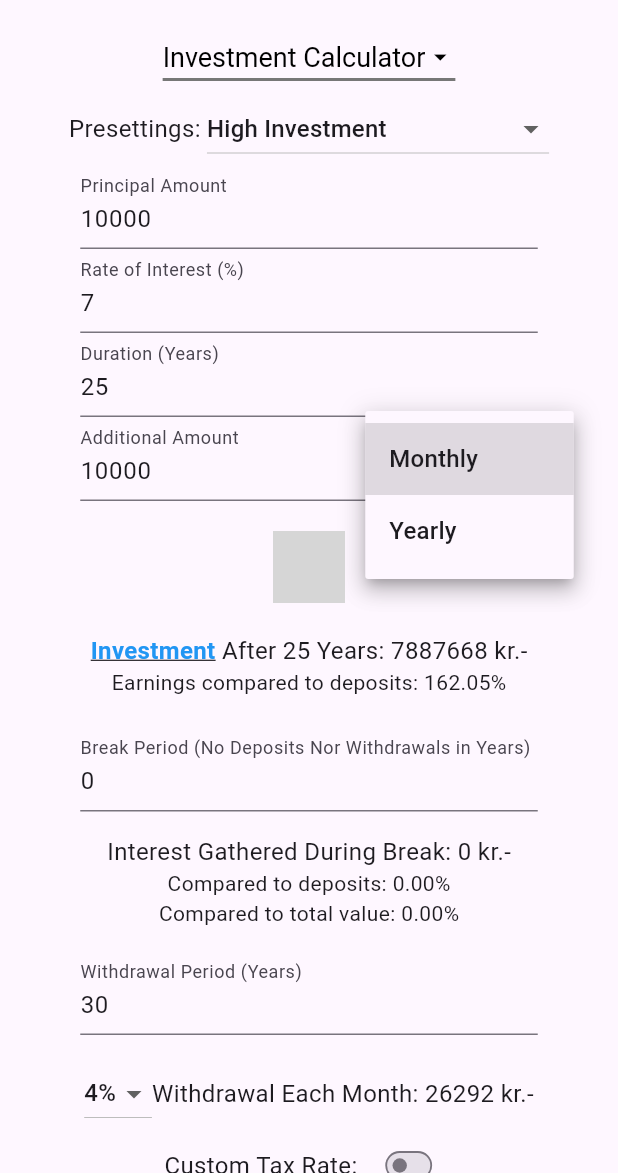
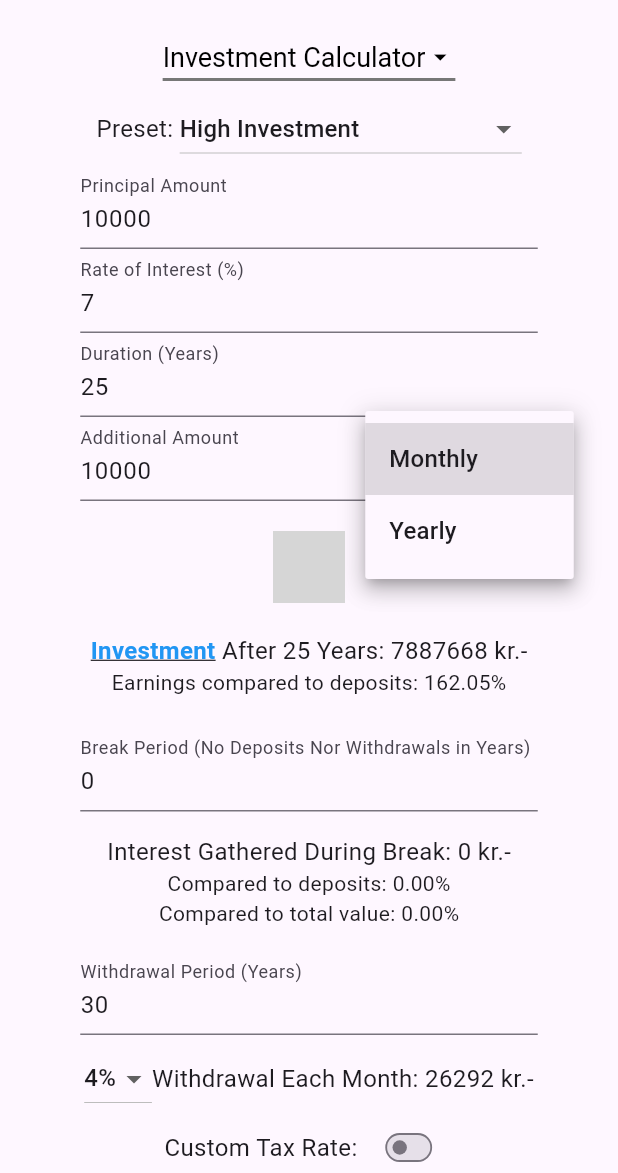
Before and after one commit to Gorm2303/fire-project, a Flutter app: the CalculatorScreen screen opened by its route, after a tap on "Monthly", on a phone screen of 412 x 824 dp, the part 63-1236 px from its top. Run offline on Flutter 3.47's test engine with Material 3 defaults, Android fonts, the phone set to English and light mode, and no system bars; our stand-ins replace data_table_2; missing offline and left inert: flutter_math_fork; grey boxes are pictures that could not be loaded.

Commit message:
Adjusted size of some tax elements

```diff
--- a/fire_app/lib/screens/calculator_screen.dart
+++ b/fire_app/lib/screens/calculator_screen.dart
@@ -31,9 +31,9 @@ class _CalculatorScreenState extends State<CalculatorScreen> with TickerProvider
   final TextEditingController _interestRateController = TextEditingController(text: '0');
   final TextEditingController _durationController = TextEditingController(text: '0');
   final TextEditingController _additionalAmountController = TextEditingController(text: '0');
-  final TextEditingController _withdrawalPercentageController = TextEditingController(text: '4');
+  final TextEditingController _withdrawalPercentageController = TextEditingController(text: '0');
   final TextEditingController _breakController = TextEditingController(text: '0');
-  final TextEditingController _withdrawalDurationController = TextEditingController(text: '30');
+  final TextEditingController _withdrawalDurationController = TextEditingController(text: '0');
   final TextEditingController _presettingsController = TextEditingController(text: 'None');
   final TextEditingController _customTaxController = TextEditingController(text: '0');
 
@@ -50,6 +50,7 @@ class _CalculatorScreenState extends State<CalculatorScreen> with TickerProvider
     TaxOption(42.0, 'Tax Every Year', isNotionallyTaxed: true, useTaxExemptionCardAndThreshold: false),
     TaxOption(17.0, 'Aktiesparekonto', isNotionallyTaxed: true, useTaxExemptionCardAndThreshold: false),
     TaxOption(15.3, 'Pension PAL-skat', isNotionallyTaxed: true, useTaxExemptionCardAndThreshold: false),
+    TaxOption(42.0, 'Tax On Sale*', isNotionallyTaxed: false, useTaxExemptionCardAndThreshold: false),
   ];
 
   late InvestmentPlan _investmentPlan;
@@ -98,13 +99,16 @@ class _CalculatorScreenState extends State<CalculatorScreen> with TickerProvider
   void _loadPresetValues(String presetKey) {
     final presetValues = PresettingService.getPreset(presetKey);
     TaxOption? predefinedOption = _taxOptionManager.findOptionByDescription(presetValues['taxOption'] ?? 'None');
+    _contributionFrequency = presetValues['contributionFrequency'] ?? 'Monthly';
 
     setState(() {
-      _principalController.text = presetValues['principal']!;
-      _interestRateController.text = presetValues['interestRate']!;
-      _durationController.text = presetValues['duration']!;
-      _additionalAmountController.text = presetValues['additionalAmount']!;
-      _breakController.text = presetValues['breakPeriod']!;
+      _principalController.text = presetValues['principal'] ?? '5000';  // Default to 5000 if not provided
+      _interestRateController.text = presetValues['interestRate'] ?? '7';  // Default to 7% if not provided
+      _durationController.text = presetValues['duration'] ?? '25';  // Default to 25 years if not provided
+      _additionalAmountController.text = presetValues['additionalAmount'] ?? '5000';  // Default to 5000 if not provided
+      _breakController.text = presetValues['breakPeriod'] ?? '0';
+      _withdrawalDurationController.text = presetValues['withdrawalPeriod'] ?? '30';
+      _withdrawalPercentageController.text = presetValues['withdrawalPercentage'] ?? '4'; // Min 3% and Max 5%
 
       // Switch to the new predefined option and trigger a rebuild of SwitchAndTaxRate
       _taxOptionManager.switchToPredefined(predefinedOption ?? _taxOptions[0]);
--- a/fire_app/lib/services/presetting_service.dart
+++ b/fire_app/lib/services/presetting_service.dart
@@ -5,60 +5,45 @@ class PresettingService {
       'interestRate': '0',
       'duration': '0',
       'additionalAmount': '0',
-      'breakPeriod': '0',
     },
     'Medium Investment': {
       'principal': '5000',
-      'interestRate': '7',
       'duration': '25',
       'additionalAmount': '5000',
-      'breakPeriod': '0',
     },
     'Long Light Investment': {
       'principal': '2000',
-      'interestRate': '7',
       'duration': '40',
       'additionalAmount': '2000',
-      'breakPeriod': '0',
     },
     'High Investment': {
       'principal': '10000',
-      'interestRate': '7',
       'duration': '25',
       'additionalAmount': '10000',
-      'breakPeriod': '0',
     },
     'Slightly Extreme Investment': {
       'principal': '15000',
-      'interestRate': '7',
       'duration': '25',
       'additionalAmount': '15000',
-      'breakPeriod': '0',
     },
     'Extreme Investment': {
       'principal': '20000',
-      'interestRate': '7',
       'duration': '20',
       'additionalAmount': '20000',
-      'breakPeriod': '0',
     },
     'High Investment with Break': {
       'principal': '10000',
-      'interestRate': '7',
       'duration': '20',
       'additionalAmount': '10000',
       'breakPeriod': '10',
     },
     'Long Medium Investment': {
       'principal': '5000',
-      'interestRate': '7',
       'duration': '40',
       'additionalAmount': '5000',
-      'breakPeriod': '0',
     },
     'Aktiesparekonto': {
       'principal': '10000',
-      'interestRate': '7',
       'duration': '1',
       'additionalAmount': '10000',
       'breakPeriod': '24',
@@ -66,21 +51,16 @@ class PresettingService {
     },
     'Child Savings': {
       'principal': '5000',
-      'interestRate': '7',
       'duration': '21',
       'additionalAmount': '100',
-      'breakPeriod': '0',
     },
     'Pension': {
       'principal': '2000',
-      'interestRate': '7',
       'duration': '40',
       'additionalAmount': '2000',
-      'breakPeriod': '0',
     },
     'Child Pension Savings': {
       'principal': '5000',
-      'interestRate': '7',
       'duration': '10',
       'additionalAmount': '1000',
       'breakPeriod': '50',
--- a/fire_app/lib/widgets/investment_widgets/input_fields_widget.dart
+++ b/fire_app/lib/widgets/investment_widgets/input_fields_widget.dart
@@ -37,7 +37,7 @@ class InputFieldsWidget extends StatelessWidget {
             mainAxisAlignment: MainAxisAlignment.center,  // Center the row
             children: <Widget>[
               const Text(
-                'Presettings: ',
+                'Preset: ',
                 style: TextStyle(fontSize: 16),
                 softWrap: true, // Allow text wrapping
               ),
--- a/fire_app/lib/widgets/tax_widgets/custom_tax_switch.dart
+++ b/fire_app/lib/widgets/tax_widgets/custom_tax_switch.dart
@@ -1,5 +1,3 @@
-// lib/widgets/custom_tax_switch.dart
-
 import 'package:flutter/material.dart';
 
 class CustomTaxSwitch extends StatelessWidget {
@@ -14,18 +12,25 @@ class CustomTaxSwitch extends StatelessWidget {
 
   @override
   Widget build(BuildContext context) {
-    return Row(
-      mainAxisAlignment: MainAxisAlignment.center,
-      children: [
-        const Text('Custom Tax Rate: ', style: TextStyle(fontSize: 16)),
+    return SizedBox(
+      height: 24, // Set an explicit height to reduce vertical space
+      child: Row(
+        mainAxisAlignment: MainAxisAlignment.center,
+        crossAxisAlignment: CrossAxisAlignment.center, // Ensure vertical centering
+        children: [
+          const Text(
+            'Custom Tax Rate: ',
+            style: TextStyle(fontSize: 16), // Adjust font size for compactness
+          ),
           Transform.scale(
-            scale: 0.6,
+            scale: 0.6,  // Adjust the scale to reduce the size of the Switch
             child: Switch(
               value: isCustom,
               onChanged: onSwitchChanged,
+            ),
           ),
-        ),
-      ],
+        ],
+      ),
     );
   }
 }
--- a/fire_app/lib/widgets/tax_widgets/switch_taxrate_widget.dart
+++ b/fire_app/lib/widgets/tax_widgets/switch_taxrate_widget.dart
@@ -95,6 +95,7 @@ class SwitchAndTaxRate extends StatelessWidget {
       onTaxTypeChanged: (String? newTaxType) {
         if (newTaxType != null) {
           taxOptionManager.toggleTaxType(newTaxType == 'Notional Gains Tax'); // Toggle tax type
+          recalculateValues(); // Recalculate after tax type change
         }
       },
     );
--- a/fire_app/lib/widgets/tax_widgets/tax_exemption_switch.dart
+++ b/fire_app/lib/widgets/tax_widgets/tax_exemption_switch.dart
@@ -1,5 +1,3 @@
-// lib/widgets/tax_exemption_switch.dart
-
 import 'package:flutter/material.dart';
 
 class TaxExemptionSwitch extends StatelessWidget {
@@ -14,18 +12,26 @@ class TaxExemptionSwitch extends StatelessWidget {
 
   @override
   Widget build(BuildContext context) {
-    return Row(
+    return SizedBox(
+      height: 28, // Set an explicit height to reduce vertical space
+      child: Row(
         mainAxisAlignment: MainAxisAlignment.center,
+        crossAxisAlignment: CrossAxisAlignment.center, // Ensure centering
         children: [
-        const Text('Use Tax Exemption And Progression Limit:', style: TextStyle(fontSize: 16)),
+          const Text(
+            'Tax Exemption And Progression Limit:',
+            style: TextStyle(fontSize: 14), // Smaller font size for compactness
+          ),
+          const SizedBox(width: 5), // Reduce the space between text and switch
           Transform.scale(
-          scale: 0.6,
+            scale: 0.6,  // Adjust scale to make Switch smaller
             child: Switch(
               value: useTaxExemptionCard,
               onChanged: onSwitchChanged,
             ),
           ),
         ],
+      ),
     );
   }
 }
--- a/fire_app/lib/widgets/tax_widgets/tax_type_dropdown.dart
+++ b/fire_app/lib/widgets/tax_widgets/tax_type_dropdown.dart
@@ -26,7 +26,6 @@ class _TaxTypeDropdownState extends State<TaxTypeDropdown> {
   @override
   void didUpdateWidget(covariant TaxTypeDropdown oldWidget) {
     super.didUpdateWidget(oldWidget);
-    // Check if the selected tax type has changed and update the state
     if (oldWidget.selectedTaxType != widget.selectedTaxType) {
       setState(() {
         _selectedTaxType = widget.selectedTaxType;
@@ -38,19 +37,24 @@ class _TaxTypeDropdownState extends State<TaxTypeDropdown> {
   Widget build(BuildContext context) {
     return Row(
       mainAxisAlignment: MainAxisAlignment.center,
+      crossAxisAlignment: CrossAxisAlignment.center,
       children: [
-        const Text('Select Tax Type:', style: TextStyle(fontSize: 16)),
-        const SizedBox(width: 10),
-        DropdownButton<String>(
+        const Text('Select Tax Type:', style: TextStyle(fontSize: 14)),
+        const SizedBox(width: 10), // Reduce horizontal space
+        SizedBox(
+          height: 38, // Adjust height to reduce vertical space
+          child: DropdownButton<String>(
             value: _selectedTaxType,
+            iconSize: 16,  // Reduce the dropdown icon size
+            style: const TextStyle(fontSize: 14),  // Control text style
             items: const [
               DropdownMenuItem(
                 value: 'Capital Gains Tax',
-              child: Text('Capital Gains Tax'),
+                child: Text('Capital Gains Tax', style: TextStyle(fontSize: 14)),
               ),
               DropdownMenuItem(
                 value: 'Notional Gains Tax',
-              child: Text('Notional Gains Tax'),
+                child: Text('Notional Gains Tax', style: TextStyle(fontSize: 14)),
               ),
             ],
             onChanged: (String? newValue) {
@@ -62,6 +66,7 @@ class _TaxTypeDropdownState extends State<TaxTypeDropdown> {
               }
             },
           ),
+        ),
       ],
     );
   }
--- a/fire_app/lib/widgets/the4percent_widget.dart
+++ b/fire_app/lib/widgets/the4percent_widget.dart
@@ -62,7 +62,7 @@ class The4PercentWidget extends StatelessWidget {
             onChanged: (value) => recalculateValues(),  // Trigger recalculation on change
           ),
         ),
-        const SizedBox(height: 15),  // Spacing between rows
+        const SizedBox(height: 5),  // Spacing between rows
         Row(
           mainAxisAlignment: MainAxisAlignment.center,  // Center the row
           children: <Widget>[
@@ -90,8 +90,9 @@ class The4PercentWidget extends StatelessWidget {
             ),
           ],
         ),
+        const SizedBox(height: 10),  // Spacing between rows
         toggleSwitchWidget,
-        const SizedBox(height: 10),  // Spacing between rows
+        const SizedBox(height: 20),  // Spacing between rows
         Row(
           mainAxisAlignment: MainAxisAlignment.center,
           children: [
@@ -114,7 +115,6 @@ class The4PercentWidget extends StatelessWidget {
             ),
           ],
         ),
-        const SizedBox(height: 15),  // Spacing between rows
         Text(
               'Monthly Withdrawal After Tax: ${((withdrawalYearlyAfterBreak / 12) - taxYearlyAfterBreak / 12).toStringAsFixed(0)} kr.-',
               style: const TextStyle(fontSize: 16),
```
Lines whose indentation alone changed are shown as unchanged.
